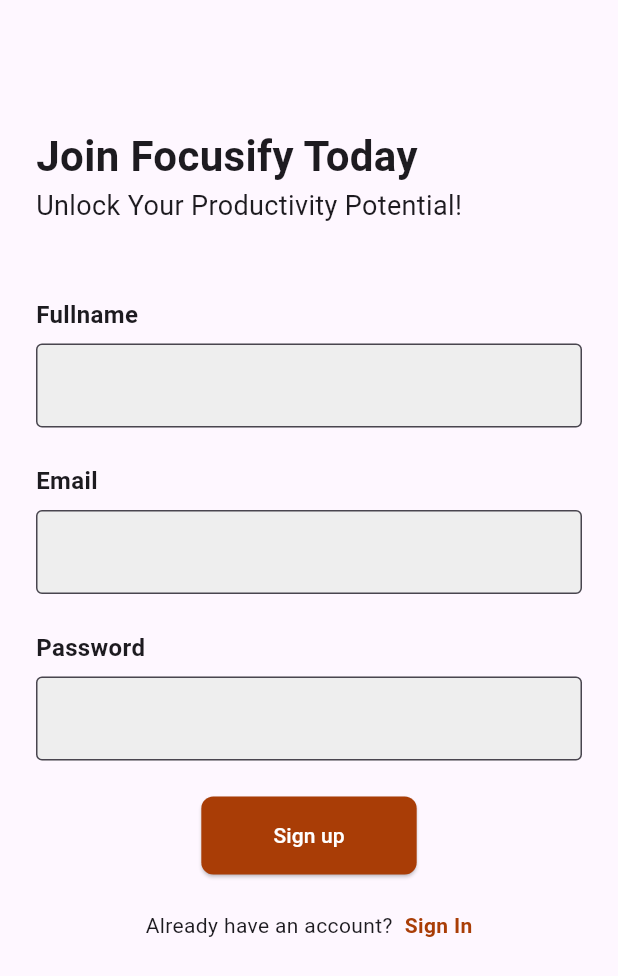
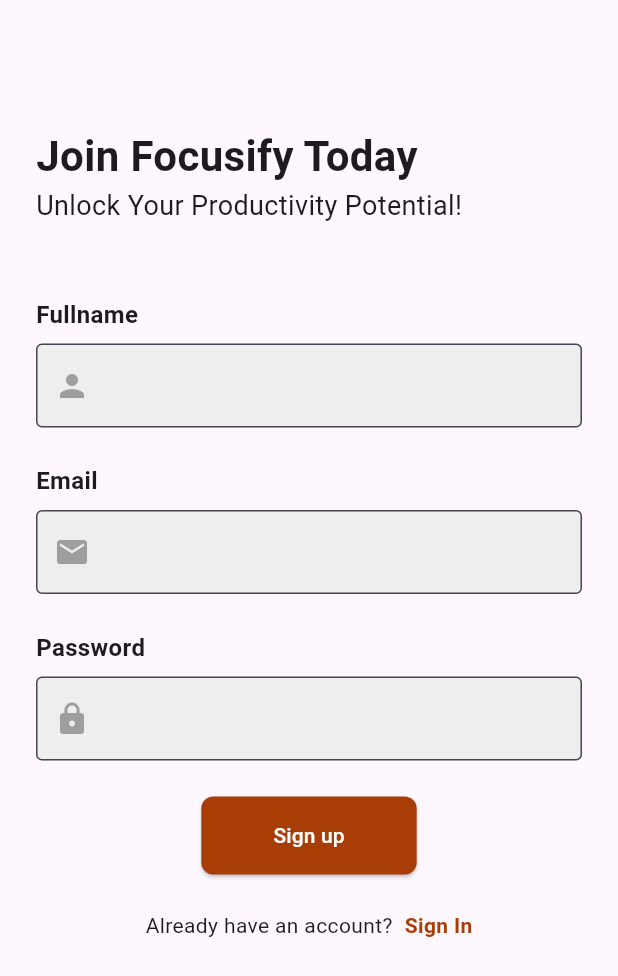
Before and after one commit to aiRecruit-Mvp/aiRecruit-Application, a Flutter app: the screen it shows after launch, on a phone screen of 412 x 824 dp. Shown: the top 976 px of the screen. Run offline on Flutter 3.47's test engine with Material 3 defaults, Android fonts, the phone set to English and light mode, and no system bars; our stand-ins replace get; accounts and stored records are empty.

Commit message:
add icons in form sign up

```diff
--- a/lib/screens/signup_screen.dart
+++ b/lib/screens/signup_screen.dart
@@ -72,6 +72,10 @@
                         border: OutlineInputBorder(),
                         filled: true,
                         fillColor: Colors.grey[200],
+                        prefixIcon: Icon(
+                         Icons.person,
+                         color: Colors.grey,
+                        ),
                       ),
                     ),
                     SizedBox(height: 24),
@@ -95,6 +99,10 @@
                         border: OutlineInputBorder(),
                         filled: true,
                         fillColor: Colors.grey[200],
+                         prefixIcon: Icon(
+                          Icons.email,
+                          color: Colors.grey,
+                        ),
                       ),
                     ),
                     SizedBox(height: 24),
@@ -118,6 +126,10 @@
                         border: OutlineInputBorder(),
                         filled: true,
                         fillColor: Colors.grey[200],
+                         prefixIcon: Icon(
+                         Icons.lock,
+                         color: Colors.grey,
+                        ),
                       ),
                     ),
                     SizedBox(height: 24),
```
